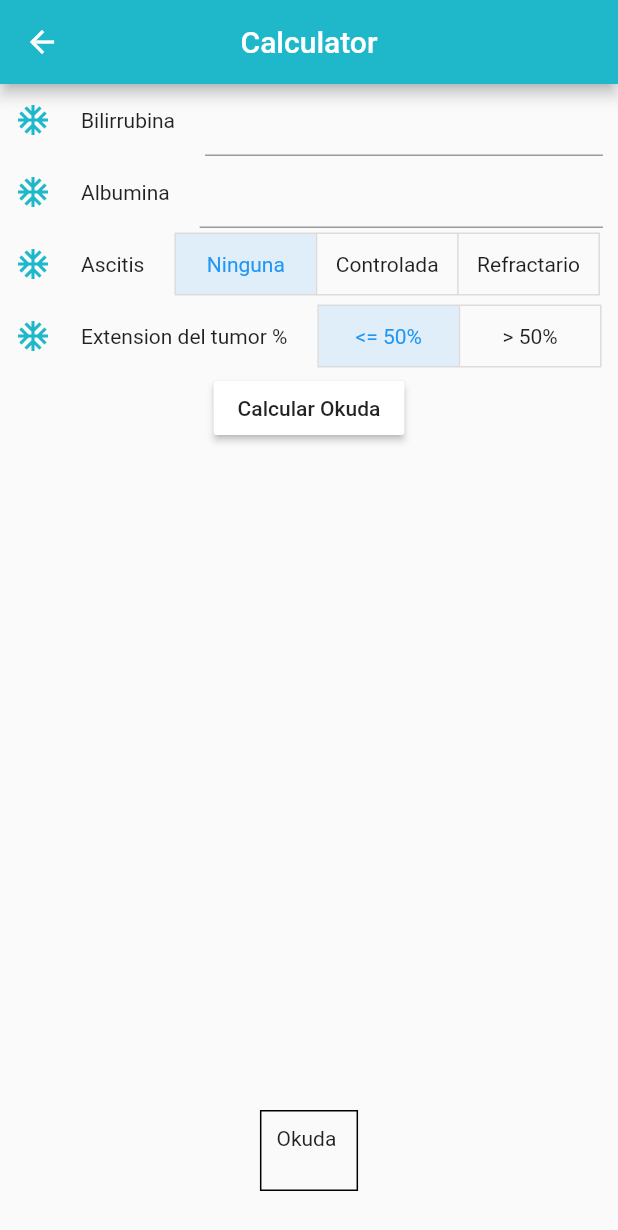
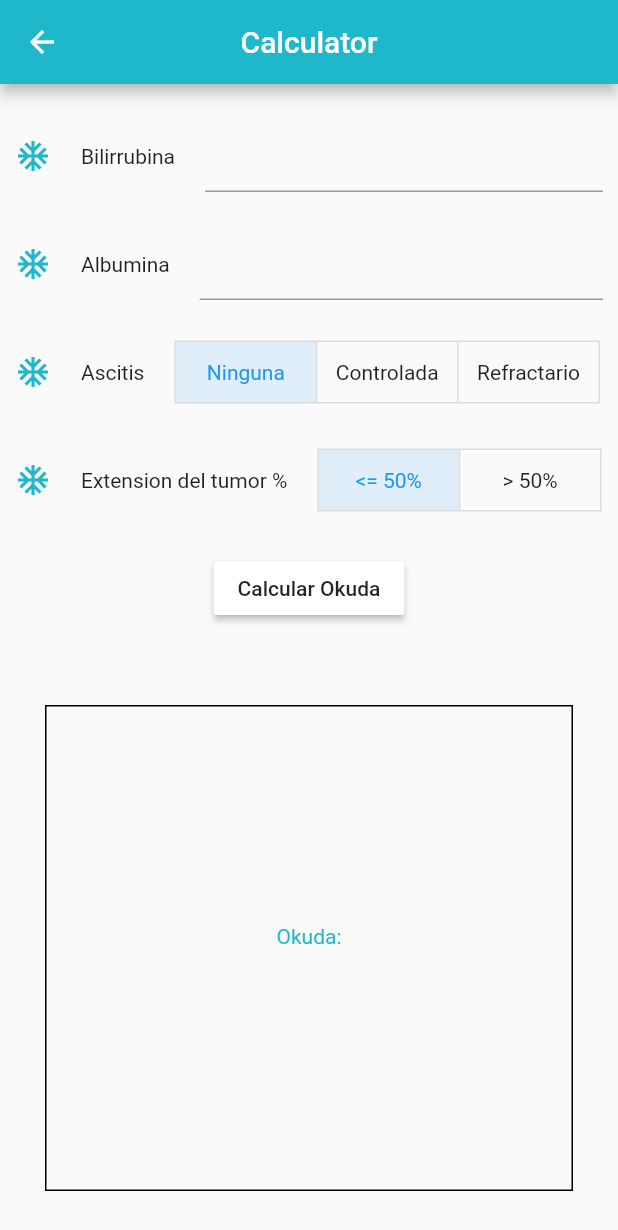
Before and after one commit to exblematique/valladolid, a Flutter app: the Calculator screen opened by its route, on a phone screen of 412 x 824 dp. Shown: the top 1230 px of the screen. Run offline on Flutter 3.47's test engine with Material 2 defaults, Android fonts, the phone set to English and light mode, and no system bars; our stand-ins replace video_player, webview_flutter.

Commit message:
Calculator works and almost beautiful and finish Needs to comment

```diff
--- a/lib/Calculator.dart
+++ b/lib/Calculator.dart
@@ -62,7 +62,7 @@ class _CalculatorState extends State<Calculator>{
   Widget build(BuildContext context) {
     List<Widget> children = <Widget>[
       Expanded(child:Column(
-        mainAxisAlignment: MainAxisAlignment.start,
+        mainAxisAlignment: MainAxisAlignment.spaceEvenly,
         children: <Widget>[
           InputWidget(
             name: "Bilirrubina",
@@ -128,11 +128,16 @@ class _CalculatorState extends State<Calculator>{
           })),
         ]
     )),
-    Container(
-      child: Column(children: [Text("Okuda "),Text(okuda)]),
-      padding: EdgeInsets.all(10),
-      margin: EdgeInsets.all(30),
-      decoration: BoxDecoration(border: Border.all()),
+    Expanded(
+        child: Container(
+          alignment: Alignment.center,
+          child: Column(
+            mainAxisAlignment: MainAxisAlignment.center,
+            children: [Text("Okuda:", style: Style.textStyle),Text(okuda)]),
+          padding: EdgeInsets.all(30),
+          margin: EdgeInsets.all(30),
+          decoration: BoxDecoration(border: Border.all())
+        ),
     )
   ];
     return Scaffold(
```
